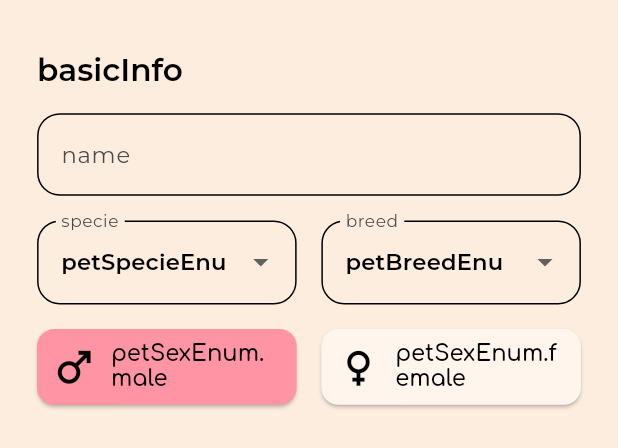
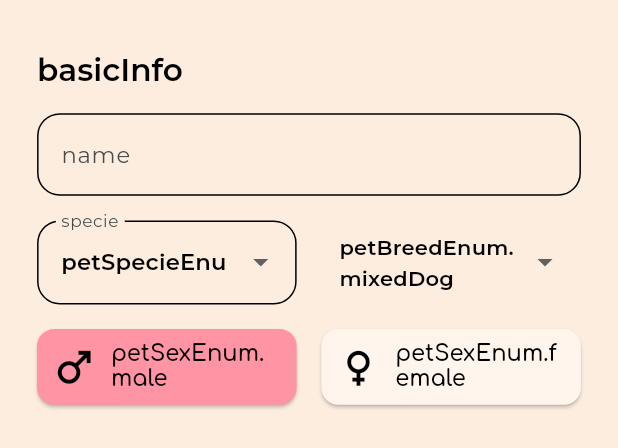
Before and after one commit to PettoORG/petto, a Flutter app: the BasicInfoView widget shown alone on an empty page, opened directly with empty values, on a phone screen of 412 x 824 dp. Shown: the top 448 px of the screen. Run offline on Flutter 3.47's test engine with Material 3 defaults, Android fonts, the phone set to English and light mode, and no system bars; drawn by our look-alikes of dropdown_button2, flutter_form_builder; our stand-ins replace cached_network_image, cloud_firestore, dartz, easy_localization, firebase_auth, firebase_core and 21 more; missing offline and left inert: image_picker_android, image_picker_platform_interface; accounts and stored records are empty; generated files the repository leaves out were written again.

Commit message:
pet breed picker impl

```diff
--- a/lib/onboarding/presentation/widgets/basic_info_view.dart
+++ b/lib/onboarding/presentation/widgets/basic_info_view.dart
@@ -2,6 +2,8 @@ import 'package:easy_localization/easy_localization.dart';
 import 'package:flutter/material.dart';
 import 'package:flutter_form_builder/flutter_form_builder.dart';
 import 'package:form_builder_validators/form_builder_validators.dart';
+import 'package:dropdown_button2/dropdown_button2.dart';
+
 import 'package:petto/app/theme/app_theme_sizes.dart';
 import 'package:petto/pets/domain/pet_breed.dart';
 import 'package:petto/pets/domain/pet_sex.dart';
@@ -48,6 +50,8 @@ class BasicInfoView extends StatelessWidget {
               SizedBox(height: AppThemeSpacing.smallH),
               Text('basicInfo'.tr(), style: Theme.of(context).textTheme.titleLarge),
               SizedBox(height: AppThemeSpacing.extraSmallH),
+
+              /// Pet name
               FormBuilderTextField(
                 name: 'name',
                 initialValue: initialName,
@@ -55,6 +59,8 @@ class BasicInfoView extends StatelessWidget {
                 validator: FormBuilderValidators.required(errorText: 'validators.fieldRequired'.tr()),
               ),
               SizedBox(height: AppThemeSpacing.extraSmallH),
+
+              /// Specie and Breed
               Row(
                 children: [
                   Expanded(
@@ -62,36 +68,26 @@ class BasicInfoView extends StatelessWidget {
                       name: 'specie',
                       decoration: InputDecoration(labelText: 'specie'.tr()),
                       initialValue: specie,
-                      items: PetSpecie.values
-                          .map((s) => DropdownMenuItem(
-                                value: s,
-                                child: Text(s.displayName),
-                              ))
-                          .toList(),
+                      items:
+                          PetSpecie.values.map((s) => DropdownMenuItem(value: s, child: Text(s.displayName))).toList(),
                       validator: FormBuilderValidators.required(errorText: 'validators.fieldRequired'.tr()),
                       onChanged: onSpecieChanged,
                     ),
                   ),
                   SizedBox(width: AppThemeSpacing.smallW),
                   Expanded(
-                    child: FormBuilderDropdown<PetBreed>(
+                    child: _BreedDropdownSearch(
                       key: ValueKey(specie),
-                      name: 'breed',
-                      decoration: InputDecoration(labelText: 'breed'.tr()),
-                      initialValue: selectedBreed,
-                      items: availableBreeds
-                          .map((b) => DropdownMenuItem(
-                                value: b,
-                                child: Text(b.displayName),
-                              ))
-                          .toList(),
-                      validator: FormBuilderValidators.required(errorText: 'validators.fieldRequired'.tr()),
+                      breeds: availableBreeds,
+                      initialBreed: selectedBreed,
                       onChanged: onBreedChanged,
                     ),
                   ),
                 ],
               ),
               SizedBox(height: AppThemeSpacing.extraSmallH),
+
+              /// Sex selector
               Row(
                 children: [
                   _PetSexSelectionButton(
@@ -110,6 +106,99 @@ class BasicInfoView extends StatelessWidget {
             ],
           ),
         ),
+      ),
+    );
+  }
+}
+
+/// Breed dropdown using dropdown_button2 with search support
+class _BreedDropdownSearch extends StatefulWidget {
+  const _BreedDropdownSearch({
+    super.key,
+    required this.breeds,
+    required this.initialBreed,
+    required this.onChanged,
+  });
+
+  final List<PetBreed> breeds;
+  final PetBreed? initialBreed;
+  final ValueChanged<PetBreed?> onChanged;
+
+  @override
+  State<_BreedDropdownSearch> createState() => _BreedDropdownSearchState();
+}
+
+class _BreedDropdownSearchState extends State<_BreedDropdownSearch> {
+  late PetBreed? _selectedBreed;
+  final TextEditingController _searchController = TextEditingController();
+
+  @override
+  void initState() {
+    super.initState();
+    _selectedBreed = widget.initialBreed;
+  }
+
+  @override
+  void dispose() {
+    _searchController.dispose();
+    super.dispose();
+  }
+
+  @override
+  Widget build(BuildContext context) {
+    return DropdownButtonHideUnderline(
+      child: DropdownButton2<PetBreed>(
+        isExpanded: true,
+        hint: Text(
+          'breed'.tr(),
+          style: TextStyle(fontSize: 14, color: Theme.of(context).hintColor),
+        ),
+        items: widget.breeds
+            .map((b) => DropdownMenuItem(
+                  value: b,
+                  child: Text(b.displayName, style: const TextStyle(fontSize: 14)),
+                ))
+            .toList(),
+        value: _selectedBreed,
+        onChanged: (value) {
+          setState(() {
+            _selectedBreed = value;
+          });
+          widget.onChanged(value);
+        },
+        buttonStyleData: const ButtonStyleData(
+          padding: EdgeInsets.symmetric(horizontal: 12),
+          height: 44,
+          width: double.infinity,
+        ),
+        dropdownStyleData: const DropdownStyleData(maxHeight: 240),
+        menuItemStyleData: const MenuItemStyleData(height: 44),
+        dropdownSearchData: DropdownSearchData(
+          searchController: _searchController,
+          searchInnerWidgetHeight: 50,
+          searchInnerWidget: Container(
+            height: 50,
+            padding: const EdgeInsets.symmetric(horizontal: 8, vertical: 6),
+            child: TextFormField(
+              controller: _searchController,
+              decoration: InputDecoration(
+                isDense: true,
+                contentPadding: const EdgeInsets.symmetric(horizontal: 10, vertical: 8),
+                hintText: 'Search breed...'.tr(),
+                hintStyle: const TextStyle(fontSize: 12),
+                border: OutlineInputBorder(borderRadius: BorderRadius.circular(8)),
+              ),
+            ),
+          ),
+          searchMatchFn: (item, searchValue) {
+            final breed = item.value;
+            if (breed == null) return false;
+            return breed.displayName.toLowerCase().contains(searchValue.toLowerCase());
+          },
+        ),
+        onMenuStateChange: (isOpen) {
+          if (!isOpen) _searchController.clear();
+        },
       ),
     );
   }
--- a/pubspec.yaml
+++ b/pubspec.yaml
@@ -11,6 +11,7 @@ dependencies:
   cloud_firestore: ^5.6.7
   cloud_functions: ^5.5.0
   dartz: ^0.10.1
+  dropdown_button2: ^2.3.9
   easy_localization: ^3.0.7+1
   firebase_auth: ^5.5.3
   firebase_core: ^3.13.0
```
Also changed, not shown: pubspec.lock.
